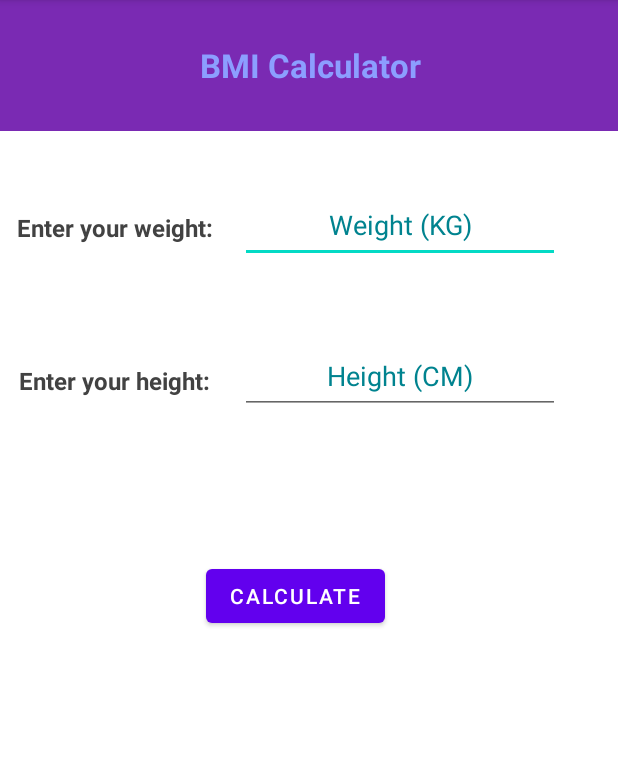
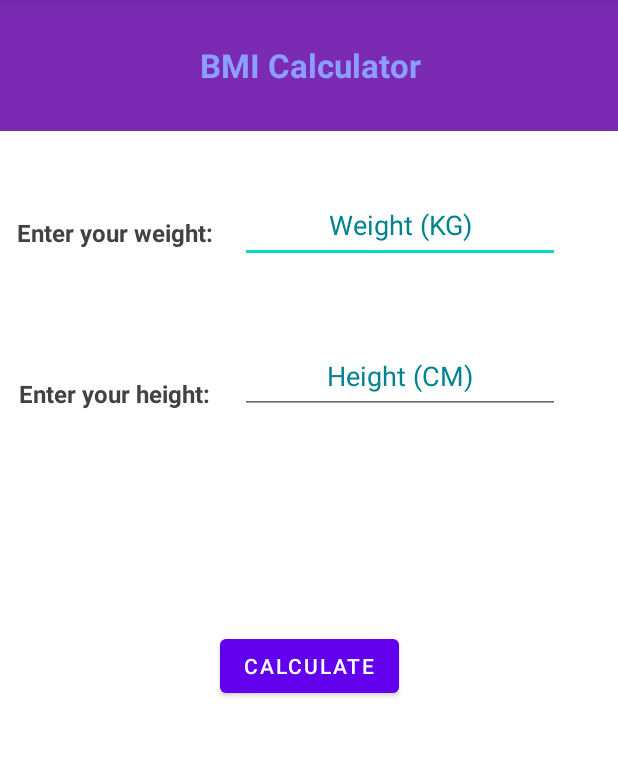
Before and after one commit to shivagrawal/Unit_Converter, an Android app: the screen it shows after launch (MainActivity), on a phone screen of 412 x 824 dp, the part 84-841 px from its top. Run offline under Robolectric (Android 15) with nearby library versions, the phone set to English and light mode, and no system bars.

Commit message:
button layout

```diff
--- a/app/src/main/res/layout/activity_main.xml
+++ b/app/src/main/res/layout/activity_main.xml
@@ -64,14 +64,13 @@
         android:id="@+id/button"
         android:layout_width="wrap_content"
         android:layout_height="wrap_content"
-        android:layout_marginBottom="324dp"
+        android:layout_marginBottom="300dp"
         android:text="@string/Calculate"
         app:layout_constraintBottom_toBottomOf="parent"
         app:layout_constraintEnd_toEndOf="parent"
-        app:layout_constraintHorizontal_bias="0.47"
         app:layout_constraintStart_toStartOf="parent"
         app:layout_constraintTop_toBottomOf="@+id/bmi_height"
-        app:layout_constraintVertical_bias="0.812" />
+        app:layout_constraintVertical_bias="1.0" />
 
     <TextView
         android:id="@+id/bmi_information"
```
